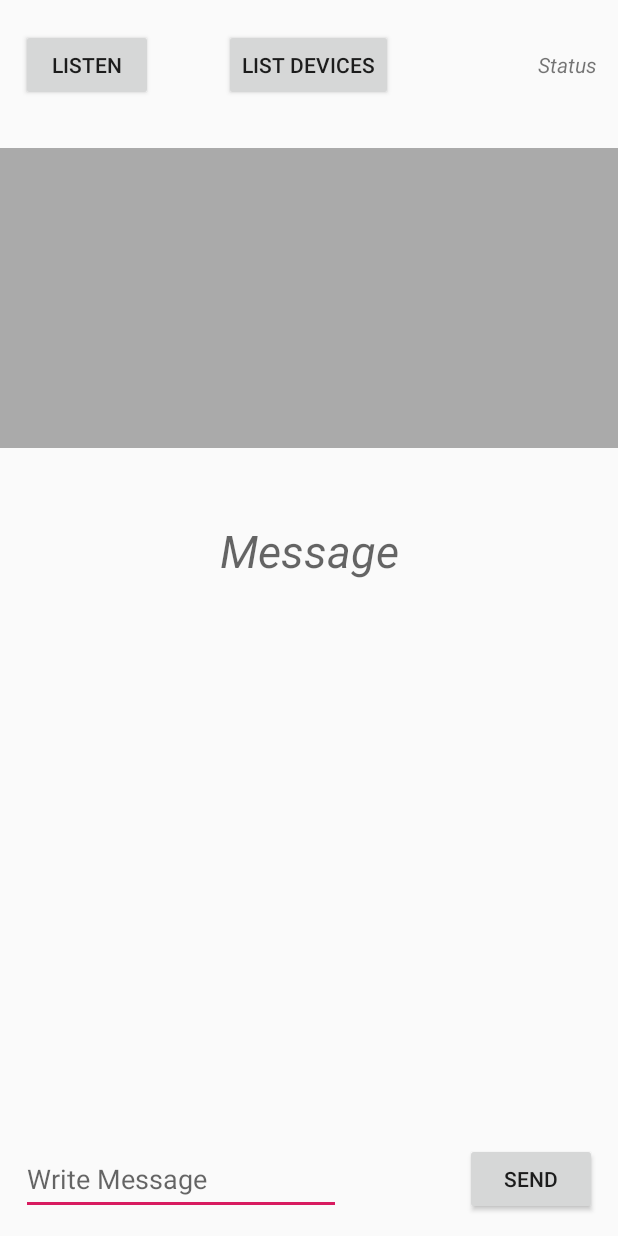
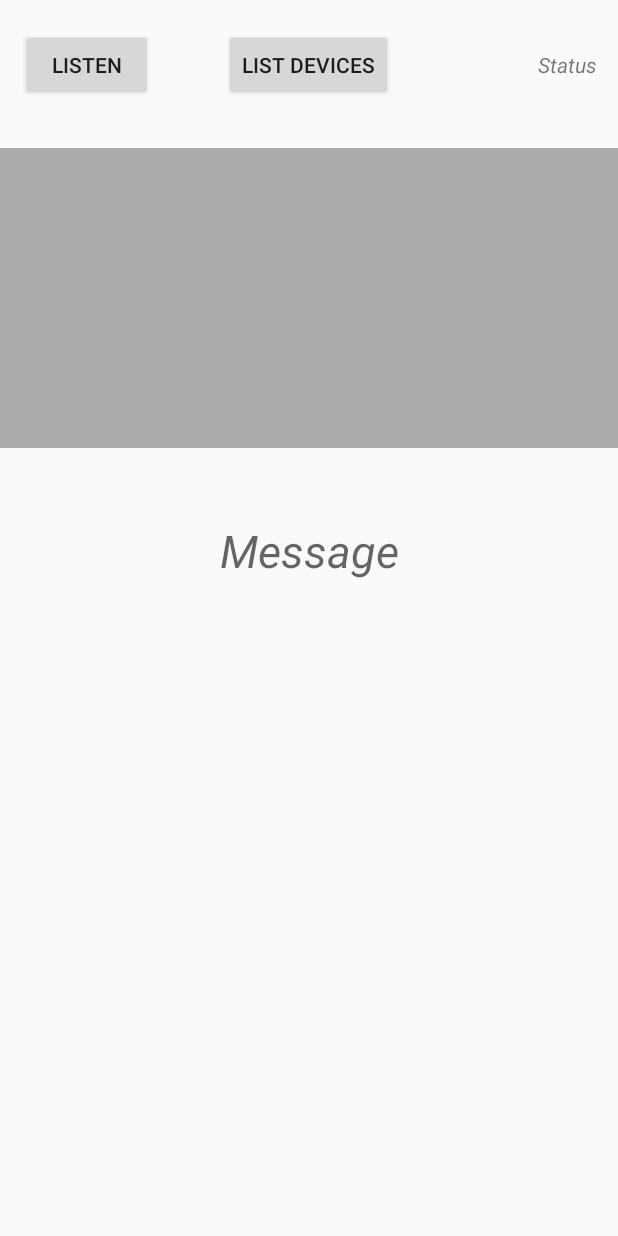
Before and after one commit to RiyaSalian1611/DexcomG6, an Android app: the screen it shows after launch (MainActivity), on a phone screen of 412 x 824 dp. Run offline under Robolectric (Android 15) with nearby library versions, the phone set to English and light mode, and no system bars.

Commit message:
Adding Broadcast Receiver to read only Dexcom BLE device

```diff
--- a/app/src/main/java/com/example/dexcomg6/MainActivity.java
+++ b/app/src/main/java/com/example/dexcomg6/MainActivity.java
@@ -7,14 +7,18 @@ import android.bluetooth.BluetoothAdapter;
 import android.bluetooth.BluetoothDevice;
 import android.bluetooth.BluetoothServerSocket;
 import android.bluetooth.BluetoothSocket;
+import android.content.BroadcastReceiver;
+import android.content.Context;
 import android.content.DialogInterface;
 import android.content.Intent;
+import android.content.IntentFilter;
 import android.content.pm.PackageManager;
 import android.net.Uri;
 import android.os.Bundle;
 import android.os.Handler;
 import android.os.Message;
 import android.provider.Settings;
+import android.util.Log;
 import android.view.View;
 import android.widget.AdapterView;
 import android.widget.ArrayAdapter;
@@ -32,6 +36,7 @@ import androidx.core.content.ContextCompat;
 import java.io.IOException;
 import java.io.InputStream;
 import java.io.OutputStream;
+import java.lang.reflect.Method;
 import java.util.ArrayList;
 import java.util.HashMap;
 import java.util.List;
@@ -59,10 +64,11 @@ public class MainActivity extends AppCompatActivity {
 
     private static final int PERMISSION_REQUEST_CODE = 1234;
     String[] appPermissions = {Manifest.permission.BLUETOOTH_CONNECT, Manifest.permission.BLUETOOTH, Manifest.permission.BLUETOOTH_ADMIN,
-            Manifest.permission.BLUETOOTH_SCAN, Manifest.permission.INTERNET};
+            Manifest.permission.BLUETOOTH_SCAN, Manifest.permission.INTERNET, Manifest.permission.BLUETOOTH_ADVERTISE};
 
     int REQUEST_ENABLE_BLUETOOTH = 1;
 
+    Set<BluetoothDevice> bt;
     private static final String APP_NAME = "DexComG6 App";
     private static final UUID MY_UUID = UUID.fromString("8ce255c0-223a-11e0-ac64-0803450c9a66");
 
@@ -71,7 +77,7 @@ public class MainActivity extends AppCompatActivity {
         super.onCreate(savedInstanceState);
         setContentView(R.layout.activity_main);
 
-        findViewByIdes();
+        findViewByIds();
         bluetoothAdapter = BluetoothAdapter.getDefaultAdapter();
 
         if(askPermissions()){
@@ -88,8 +94,50 @@ public class MainActivity extends AppCompatActivity {
             if(askPermissions())
                 startActivityForResult(enableIntent, REQUEST_ENABLE_BLUETOOTH);
         }
+        makeDiscoverable();
+        implementListeners();
+    }
 
-        implementListeners();
+    @SuppressLint("MissingPermission")
+    private void makeDiscoverable() {
+        Intent discoverableIntent = new Intent(BluetoothAdapter.ACTION_REQUEST_DISCOVERABLE);
+        discoverableIntent.putExtra(BluetoothAdapter.EXTRA_DISCOVERABLE_DURATION, 300);
+        startActivity(discoverableIntent);
+        Log.i("Log", "Your device is Discoverable ");
+    }
+
+    private final BroadcastReceiver receiver = new BroadcastReceiver() {
+        @Override
+        public void onReceive(Context context, Intent intent) {
+            String action = intent.getAction();
+            if (BluetoothDevice.ACTION_FOUND.equals(action)) {
+                // Discovery has found a device. Get the BluetoothDevice
+                BluetoothDevice device = intent.getParcelableExtra(BluetoothDevice.EXTRA_DEVICE);
+                @SuppressLint("MissingPermission") String deviceName = device.getName();
+                String deviceHardwareAddress = device.getAddress(); // MAC address
+
+                Log.i("Log", "Detected Device: "+ deviceName);
+                try {
+                    if(deviceName.startsWith("Dexcom")){
+                        bt.add(device);
+                        createBond(device);
+                    }
+                }
+                catch (Exception e) {
+                    Log.i("Log", "Exception occurred during bonding with device: "+ deviceName);
+                    throw new RuntimeException(e);
+                }
+
+            }
+        }
+    };
+
+    public boolean createBond(BluetoothDevice btDevice) throws Exception
+    {
+        Class<?> bond = Class.forName("android.bluetooth.BluetoothDevice");
+        Method createBondMethod = bond.getMethod("createBond");
+        Boolean returnValue = (Boolean) createBondMethod.invoke(btDevice);
+        return Boolean.TRUE.equals(returnValue);
     }
 
     public boolean askPermissions(){
@@ -172,16 +220,27 @@ public class MainActivity extends AppCompatActivity {
             @SuppressLint("MissingPermission")
             @Override
             public void onClick(View view) {
-                Set<BluetoothDevice> bt = bluetoothAdapter.getBondedDevices();
+
+                IntentFilter filter = new IntentFilter(BluetoothDevice.ACTION_FOUND);
+                registerReceiver(receiver, filter);
+                bluetoothAdapter.startDiscovery();
+
+                // TODO change below line of code: U need to get all devices and not just paired devices
+//                Set<BluetoothDevice> bt = bluetoothAdapter.getBondedDevices();
+
+
                 String[] strings = new String[bt.size()];
                 btArray = new BluetoothDevice[bt.size()];
                 int index = 0;
 
+
                 if (bt.size() > 0) {
                     for (BluetoothDevice device : bt) {
-                        btArray[index] = device;
-                        strings[index] = device.getName();
-                        index++;
+                        if ( device.getAddress().startsWith("Dexcom") ) {
+                            btArray[index] = device;
+                            strings[index] = device.getName();
+                            index++;
+                        }
                     }
                     ArrayAdapter<String> arrayAdapter = new ArrayAdapter<String>(getApplicationContext(), android.R.layout.simple_list_item_1, strings);
                     listView.setAdapter(arrayAdapter);
@@ -207,19 +266,19 @@ public class MainActivity extends AppCompatActivity {
             }
         });
 
-        send.setOnClickListener(new View.OnClickListener() {
-            @Override
-            public void onClick(View view) {
-                String string = String.valueOf(writeMsg.getText());
-                sendReceive.write(string.getBytes());
-            }
-        });
+//        send.setOnClickListener(new View.OnClickListener() {
+//            @Override
+//            public void onClick(View view) {
+////                String string = String.valueOf(writeMsg.getText());
+////                sendReceive.write(string.getBytes());
+//            }
+//        });
     }
 
     Handler handler = new Handler(new Handler.Callback() {
         @Override
         public boolean handleMessage(Message msg) {
-
+            msg.what = 5;
             switch (msg.what) {
                 case STATE_LISTENING:
                     status.setText("Listening");
@@ -234,22 +293,23 @@ public class MainActivity extends AppCompatActivity {
                     status.setText("Connection Failed");
                     break;
                 case STATE_MESSAGE_RECEIVED:
-                    byte[] readBuff = (byte[]) msg.obj;
-                    String tempMsg = new String(readBuff, 0, msg.arg1);
-                    msg_box.setText(tempMsg);
+                    // byte[] readBuff = (byte[]) msg.obj;
+                    // String tempMsg = new String(readBuff, 0, msg.arg1);
+//                    msg_box.setText(tempMsg);
+                    msg_box.setText("Glucose reading: "+ Math.random()*100);
                     break;
             }
             return true;
         }
     });
 
-    private void findViewByIdes() {
+    private void findViewByIds() {
         listen = (Button) findViewById(R.id.listen);
-        send = (Button) findViewById(R.id.send);
+        // send = (Button) findViewById(R.id.send);
         listView = (ListView) findViewById(R.id.listview);
         msg_box = (TextView) findViewById(R.id.msg);
         status = (TextView) findViewById(R.id.status);
-        writeMsg = (EditText) findViewById(R.id.writemsg);
+        //writeMsg = (EditText) findViewById(R.id.writemsg);
         listDevices = (Button) findViewById(R.id.listDevices);
     }
 
@@ -357,13 +417,14 @@ public class MainActivity extends AppCompatActivity {
             } catch (IOException e) {
                 e.printStackTrace();
             }
-
+            Log.wtf("Log", "InputStream: " + tempIn.toString());
             inputStream=tempIn;
             outputStream=tempOut;
         }
 
         public void run()
         {
+            // Read DexCOM readings every 3 minutes () sleep in between
             byte[] buffer=new byte[1024];
             int bytes;
 
--- a/app/src/main/res/layout/activity_main.xml
+++ b/app/src/main/res/layout/activity_main.xml
@@ -42,26 +42,26 @@
         android:textStyle="italic"
         android:layout_gravity="center_horizontal" />
 
-    <EditText
-        android:id="@+id/writemsg"
-        android:layout_width="wrap_content"
-        android:layout_height="48dp"
-        android:layout_marginBottom="14dp"
-        android:ems="10"
-        android:hint="Write Message"
-        android:inputType="textPersonName"
-        android:layout_alignParentBottom="true"
-        android:layout_alignStart="@+id/listen"
-        android:layout_alignLeft="@+id/listen" />
+    <!--    <EditText-->
+    <!--        android:id="@+id/writemsg"-->
+    <!--        android:layout_width="wrap_content"-->
+    <!--        android:layout_height="48dp"-->
+    <!--        android:layout_marginBottom="14dp"-->
+    <!--        android:ems="10"-->
+    <!--        android:hint="Write Message"-->
+    <!--        android:inputType="textPersonName"-->
+    <!--        android:layout_alignParentBottom="true"-->
+    <!--        android:layout_alignStart="@+id/listen"-->
+    <!--        android:layout_alignLeft="@+id/listen" />-->
 
-    <Button
-        android:id="@+id/send"
-        android:layout_width="wrap_content"
-        android:layout_height="wrap_content"
-        android:text="Send"
-        android:layout_alignTop="@+id/writemsg"
-        android:layout_alignEnd="@+id/status"
-        android:layout_alignRight="@+id/status" />
+    <!--    <Button-->
+    <!--        android:id="@+id/send"-->
+    <!--        android:layout_width="wrap_content"-->
+    <!--        android:layout_height="wrap_content"-->
+    <!--        android:text="Send"-->
+    <!--        android:layout_alignTop="@+id/writemsg"-->
+    <!--        android:layout_alignEnd="@+id/status"-->
+    <!--        android:layout_alignRight="@+id/status" />-->
 
     <Button
         android:id="@+id/listDevices"
```
